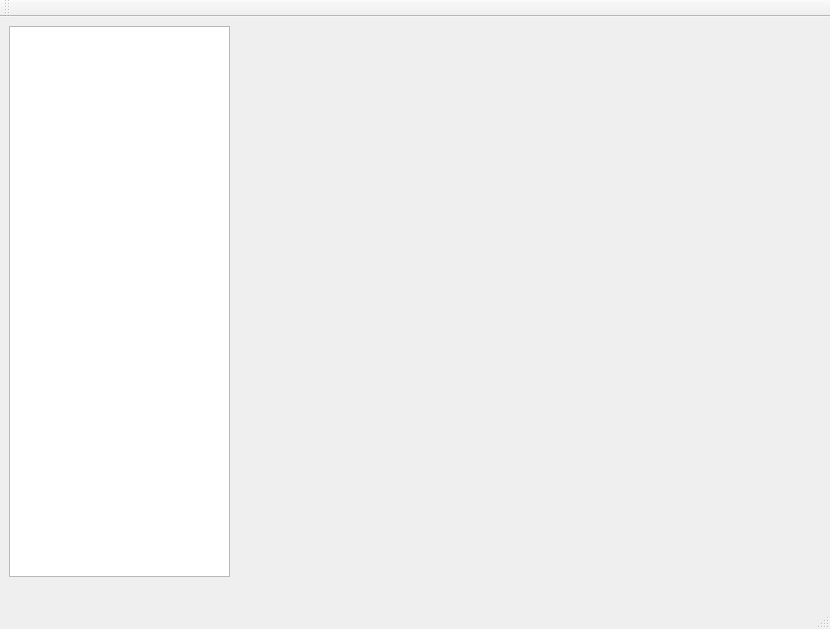
First picture: the form in adam_l2_broadcast/mainwindow.ui, repository rudzia/uczelnia, before the edit.
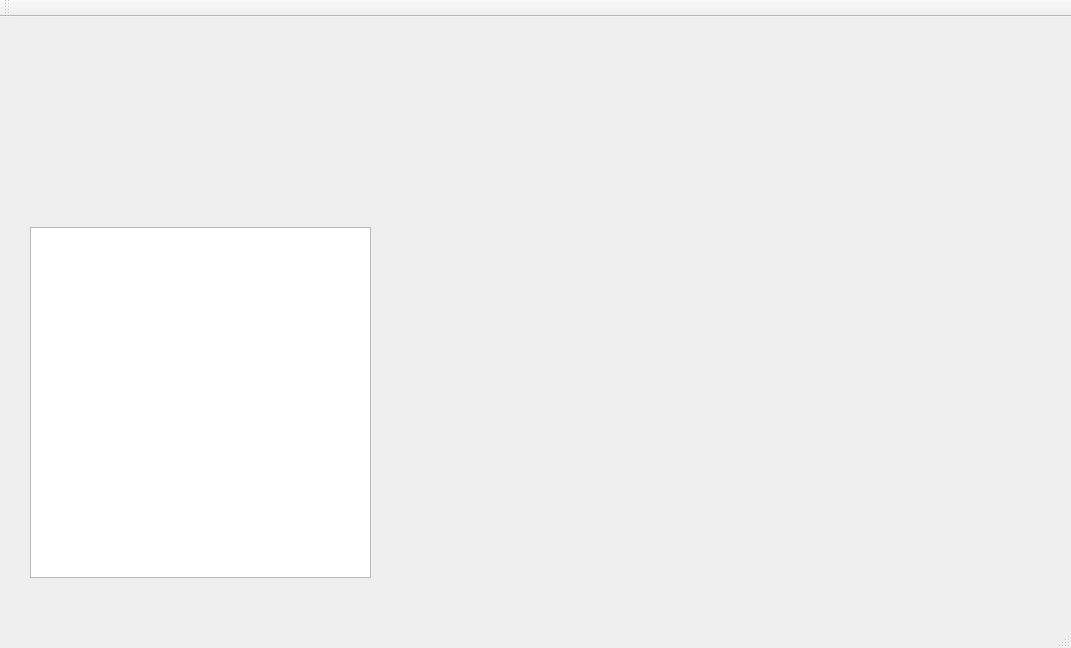
Second picture: the form after the edit. Custom widgets are drawn as their Qt base class.

Diff of the .ui file:
```diff
--- a/adam_l2_broadcast/mainwindow.ui
+++ b/adam_l2_broadcast/mainwindow.ui
@@ -6,8 +6,8 @@
    <rect>
     <x>0</x>
     <y>0</y>
-    <width>830</width>
-    <height>629</height>
+    <width>1071</width>
+    <height>648</height>
    </rect>
   </property>
   <property name="windowTitle">
@@ -17,43 +17,53 @@
    <widget class="QTextEdit" name="textEdit">
     <property name="geometry">
      <rect>
-      <x>9</x>
-      <y>9</y>
-      <width>221</width>
-      <height>551</height>
+      <x>30</x>
+      <y>210</y>
+      <width>341</width>
+      <height>351</height>
      </rect>
     </property>
    </widget>
    <widget class="QCustomPlot" name="widget_imped" native="true">
     <property name="geometry">
      <rect>
-      <x>280</x>
+      <x>30</x>
       <y>10</y>
-      <width>531</width>
-      <height>171</height>
+      <width>481</width>
+      <height>181</height>
      </rect>
     </property>
    </widget>
    <widget class="QCustomPlot" name="widget_ekg" native="true">
     <property name="geometry">
      <rect>
-      <x>280</x>
-      <y>200</y>
+      <x>410</x>
+      <y>210</y>
       <width>531</width>
-      <height>171</height>
+      <height>161</height>
      </rect>
     </property>
    </widget>
    <widget class="QCustomPlot" name="widget_tem" native="true">
     <property name="geometry">
      <rect>
-      <x>280</x>
+      <x>410</x>
       <y>390</y>
       <width>531</width>
       <height>171</height>
      </rect>
     </property>
    </widget>
+   <widget class="QCustomPlot" name="widget_impedFormat" native="true">
+    <property name="geometry">
+     <rect>
+      <x>530</x>
+      <y>10</y>
+      <width>501</width>
+      <height>181</height>
+     </rect>
+    </property>
+   </widget>
   </widget>
   <widget class="QMenuBar" name="menuBar">
    <property name="geometry">
```
Left out of the diff: 2 changed lines with no effect on the pictures.
